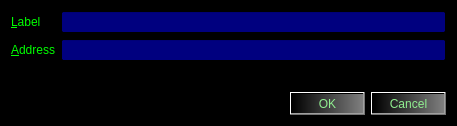
First picture: the form in src/qt/forms/editaddressdialog.ui, repository gridcoin/Gridcoin-master, before the edit.
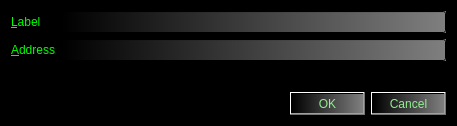
Second picture: the form after the edit.

```diff
--- a/src/qt/forms/editaddressdialog.ui
+++ b/src/qt/forms/editaddressdialog.ui
@@ -344,6 +344,12 @@
        <property name="toolTip">
         <string>The label associated with this address book entry</string>
        </property>
+       <property name="styleSheet">
+        <string notr="true">
+background-color:qlineargradient(spread:pad, x1:0, y1:0, x2:1, y2:0, stop:0 rgba(0, 0, 0, 255), stop:1 rgba(127, 127, 127, 255));
+color:lightgreen;
+</string>
+       </property>
       </widget>
      </item>
      <item row="1" column="0">
@@ -361,6 +367,12 @@
        <property name="toolTip">
         <string>The address associated with this address book entry. This can only be modified for sending addresses.</string>
        </property>
+       <property name="styleSheet">
+        <string notr="true">
+background-color:qlineargradient(spread:pad, x1:0, y1:0, x2:1, y2:0, stop:0 rgba(0, 0, 0, 255), stop:1 rgba(127, 127, 127, 255));
+color:lightgreen;
+</string>
+       </property>
       </widget>
      </item>
     </layout>
```
